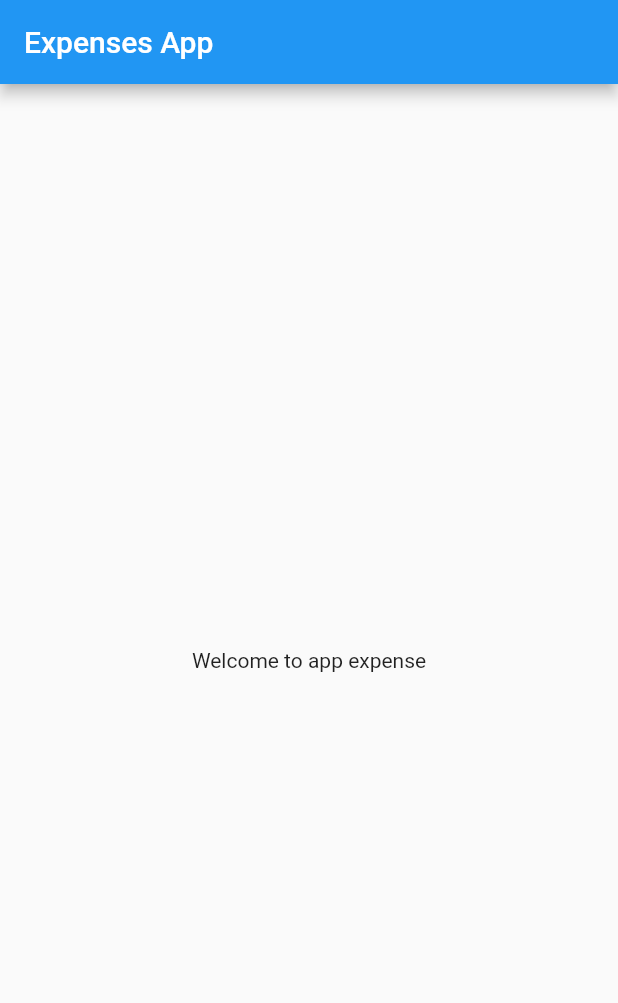
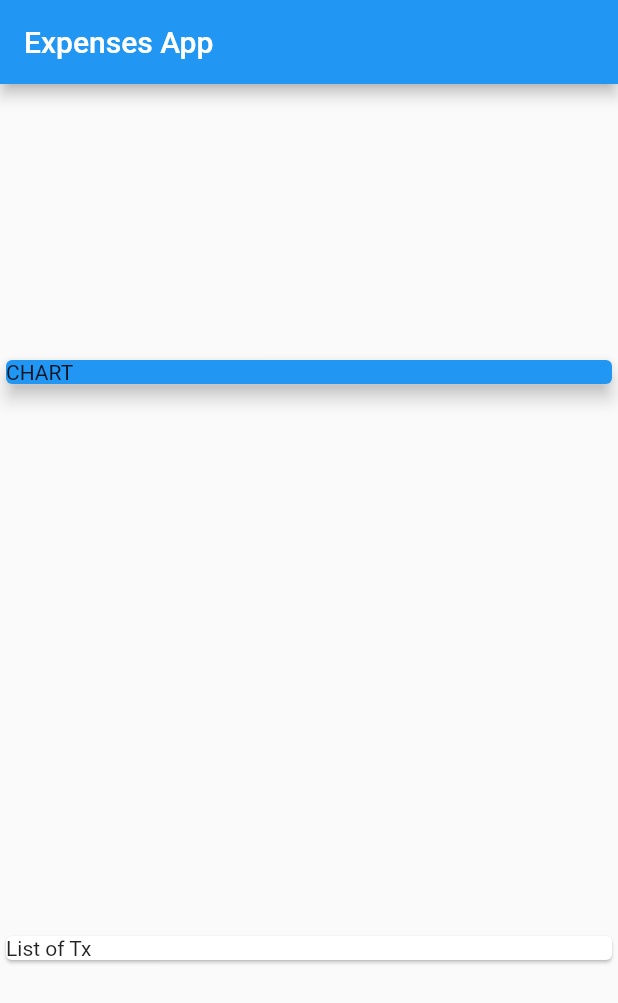
Before and after one commit to jirois/expenseapp, a Flutter app: the screen it shows after launch, on a phone screen of 412 x 824 dp. Shown: the top 1003 px of the screen. Run offline on Flutter 3.47's test engine with Material 2 defaults, Android fonts, the phone set to English and light mode, and no system bars.

Commit message:
fix: added a column

```diff
--- a/lib/main.dart
+++ b/lib/main.dart
@@ -23,8 +23,21 @@ class MyAppHome extends StatelessWidget {
       appBar: AppBar(
         title: const Text('Expenses App'),
       ),
-      body: const Center(
-        child: Text('Welcome to app expense'),
+      body: Column(
+        mainAxisAlignment: MainAxisAlignment.spaceAround,
+        crossAxisAlignment: CrossAxisAlignment.stretch,
+        children: <Widget>[
+          Container(
+              width: double.infinity,
+              child: const Card(
+                color: Colors.blue,
+                child: const Text('CHART'),
+                elevation: 5,
+              )),
+          const Card(
+            child: Text('List of Tx'),
+          )
+        ],
       ),
     );
   }
```
